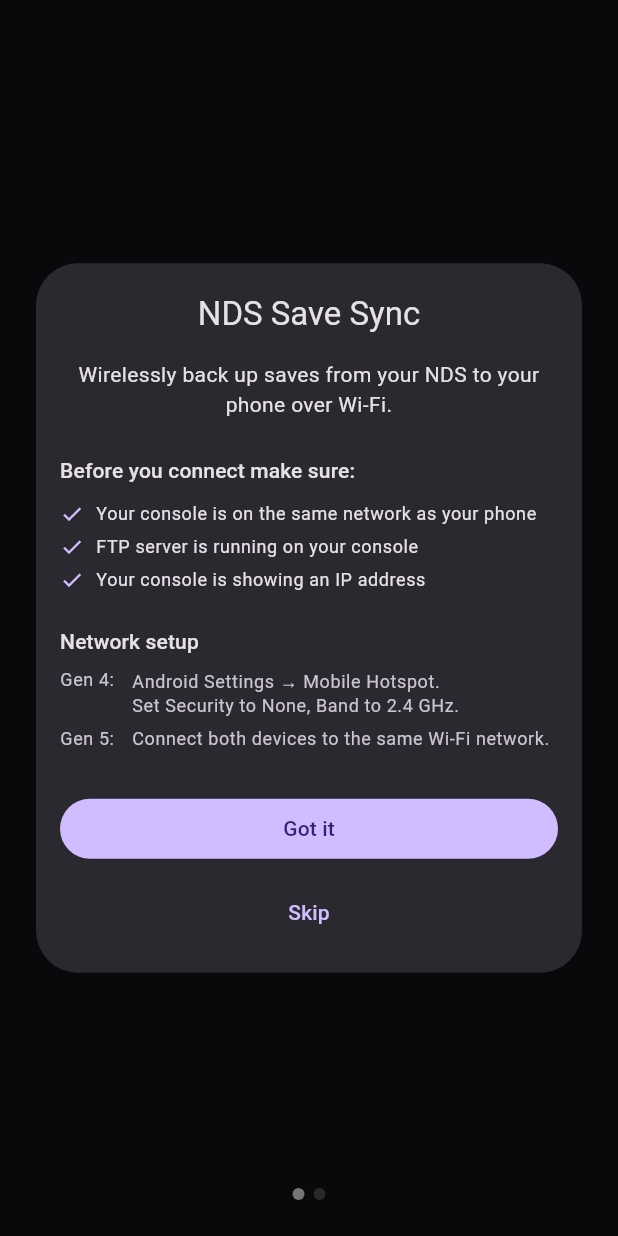
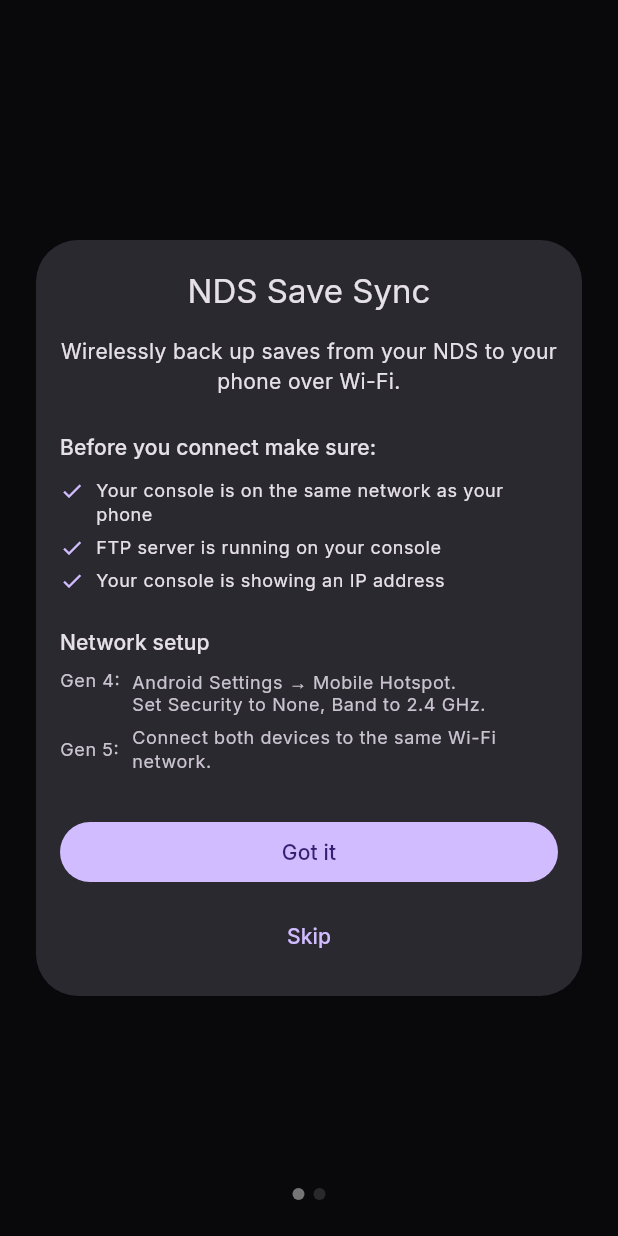
Before and after one commit to Inevitabby/nds-save-sync, a Flutter app: the screen it shows after launch, on a phone screen of 412 x 824 dp. Run offline on Flutter 3.47's test engine with Material 3 defaults, Android fonts, the phone set to English and light mode, and no system bars; our stand-ins replace flutter_hooks, flutter_riverpod, google_fonts, share_plus, shared_preferences, timeago; missing offline and left inert: ftpconnect.

Commit message:
tweak: Use inter for text theme

```diff
--- a/lib/main.dart
+++ b/lib/main.dart
@@ -1,5 +1,6 @@
 import 'package:flutter/material.dart';
 import 'package:flutter_riverpod/flutter_riverpod.dart';
+import 'package:google_fonts/google_fonts.dart';
 import 'package:nds_save_sync/modals/onboarding.dart';
 import 'package:nds_save_sync/persistence.dart';
 import 'package:nds_save_sync/screens/archive.dart';
@@ -20,7 +21,9 @@
   Widget build(BuildContext context) {
     return MaterialApp(
       title: 'NDS Save Sync',
-      theme: ThemeData.dark(),
+      theme: ThemeData.dark().copyWith(
+        textTheme: GoogleFonts.interTextTheme(ThemeData.dark().textTheme),
+      ),
       home: const AppShell(),
     );
   }
```
